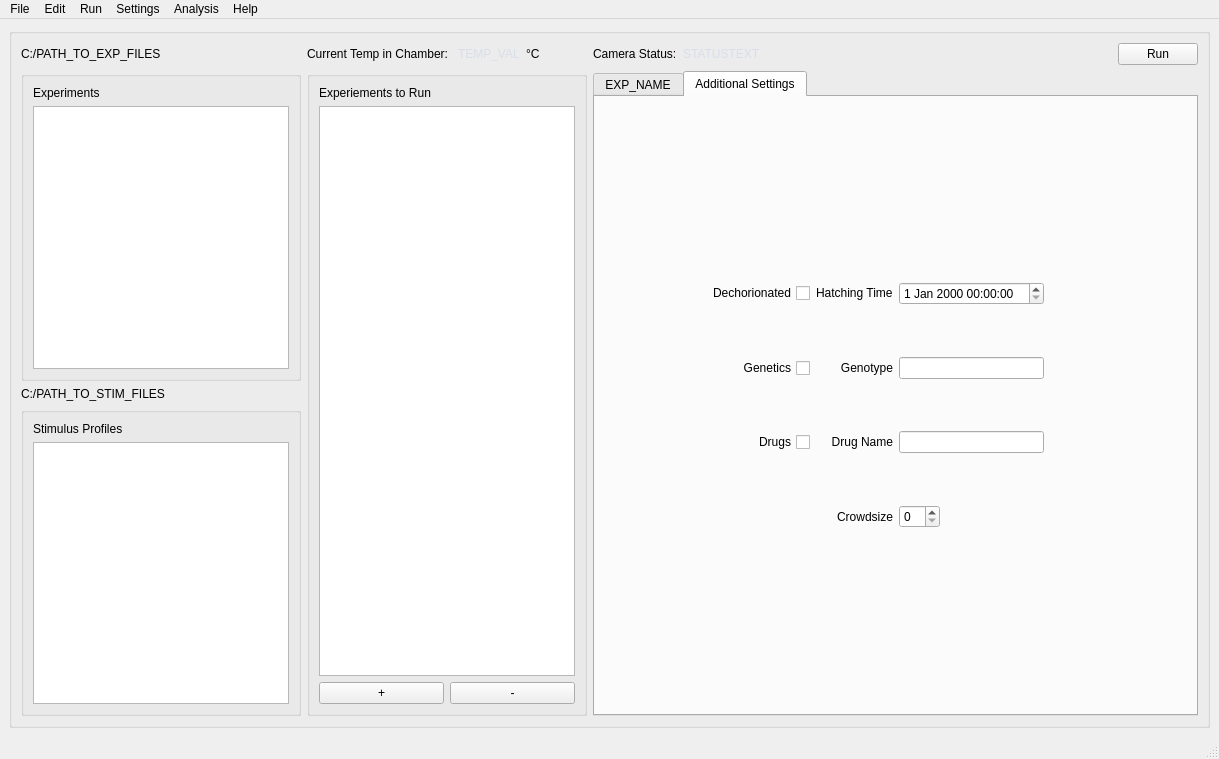
Before: the Qt Designer form src/UI/new_design.ui in simenfuglestad/CI-VTS, drawn with Qt 5.
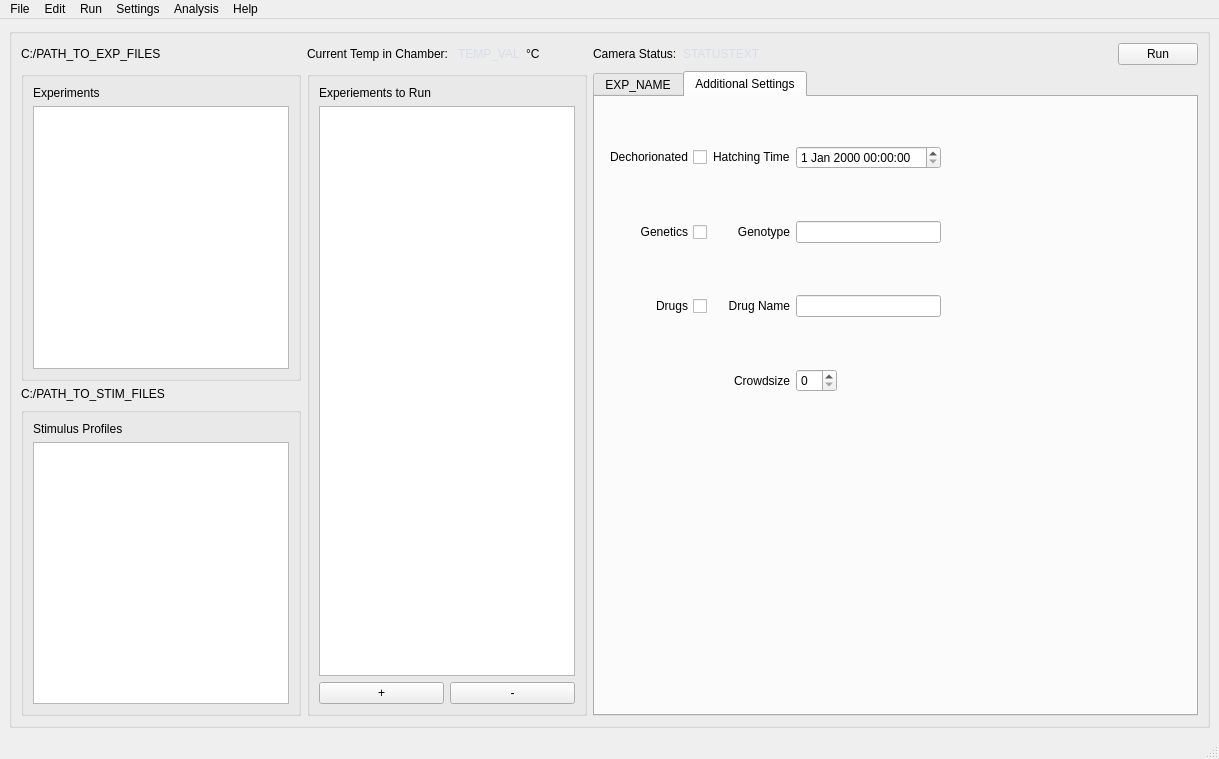
After: the same form once the commit is applied. The open tabs and pages were chosen to show the change. Custom widgets are drawn as their Qt base class.

Commit message: Added spacers to move additional settings to top left

```diff
--- a/src/UI/new_design.ui
+++ b/src/UI/new_design.ui
@@ -2301,7 +2301,7 @@
               <enum>Qt::Horizontal</enum>
              </property>
              <property name="sizeType">
-              <enum>QSizePolicy::Preferred</enum>
+              <enum>QSizePolicy::Expanding</enum>
              </property>
              <property name="sizeHint" stdset="0">
               <size>
@@ -2311,6 +2311,35 @@
              </property>
             </spacer>
            </item>
+           <item row="2" column="0">
+            <spacer name="verticalSpacer_4">
+             <property name="orientation">
+              <enum>Qt::Vertical</enum>
+             </property>
+             <property name="sizeHint" stdset="0">
+              <size>
+               <width>20</width>
+               <height>40</height>
+              </size>
+             </property>
+            </spacer>
+           </item>
+           <item row="0" column="0">
+            <spacer name="verticalSpacer_5">
+             <property name="orientation">
+              <enum>Qt::Vertical</enum>
+             </property>
+             <property name="sizeType">
+              <enum>QSizePolicy::Maximum</enum>
+             </property>
+             <property name="sizeHint" stdset="0">
+              <size>
+               <width>20</width>
+               <height>40</height>
+              </size>
+             </property>
+            </spacer>
+           </item>
           </layout>
          </widget>
         </widget>
```
Left out of the diff: 142 changed lines with no effect on the pictures. The commit also changes 1 other file.
